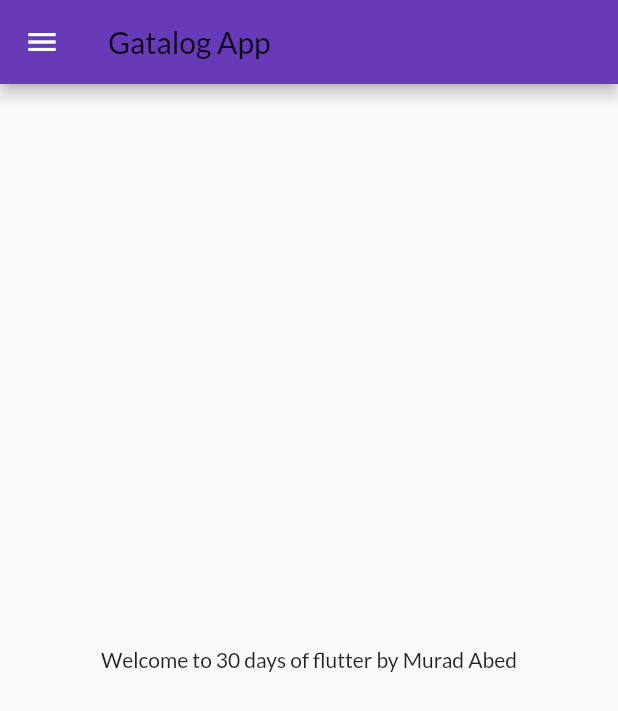
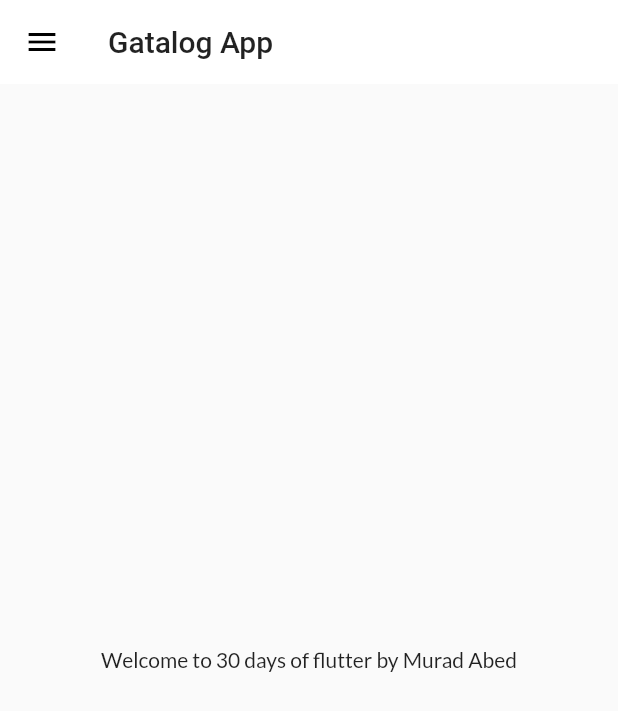
Before and after one commit to MuradAbed1000/MasterFlutter, a Flutter app: the screen it shows after launch, on a phone screen of 412 x 824 dp. Shown: the top 711 px of the screen. Run offline on Flutter 3.47's test engine with Material 2 defaults, Android fonts, the phone set to English and light mode, and no system bars; our stand-ins replace google_fonts.

Commit message:
day-8 completed

```diff
--- a/master/lib/main.dart
+++ b/master/lib/main.dart
@@ -1,9 +1,8 @@
 import 'package:flutter/material.dart';
 import 'package:master/pages/login_page.dart';
 import 'package:master/pages/utils/routes.dart';
+import 'package:master/widgets/themes.dart';
 import './pages/home_page.dart';
-import 'package:google_fonts/google_fonts.dart';
-
 void main() {
   runApp(MyApp());
 }
@@ -15,16 +14,9 @@ class MyApp extends StatelessWidget {
   Widget build(BuildContext context) {
     return MaterialApp(
       themeMode: ThemeMode.light,
-      theme: ThemeData(
-        primarySwatch: Colors.deepPurple,//change App bar color
-        // brightness: Brightness.light,
-        fontFamily: GoogleFonts.lato().fontFamily,
-         primaryTextTheme: GoogleFonts.latoTextTheme(),
-      ),
-      darkTheme: ThemeData(
-         brightness: Brightness.dark,
-        //primarySwatch: Colors.red,//not work in darkchange App bar color
-      ),
+      theme: MyThemes.lightTheme(context),
+      darkTheme: MyThemes.darkTheme(context),
+      debugShowCheckedModeBanner: false,
       initialRoute: MyRoutes.homeRoute,
       routes: {
         "/":(context)=>LoginPage(),
@@ -33,4 +25,6 @@ class MyApp extends StatelessWidget {
       },
     );
   }
+
+
 }
--- /dev/null
+++ b/master/lib/widgets/themes.dart
@@ -0,0 +1,17 @@
+import 'package:flutter/material.dart';
+import 'package:google_fonts/google_fonts.dart';
+
+class MyThemes {
+  static ThemeData lightTheme(BuildContext context) => ThemeData(
+      primarySwatch: Colors.deepPurple, //change App bar color
+      // brightness: Brightness.light,
+      fontFamily: GoogleFonts.lato().fontFamily,
+      //  primaryTextTheme: GoogleFonts.latoTextTheme(),
+      appBarTheme: AppBarTheme(
+          color: Colors.white,
+          elevation: 0.0,
+          iconTheme: IconThemeData(color: Colors.black),
+          textTheme: Theme.of(context).textTheme));
+  static ThemeData darkTheme(BuildContext context) =>
+      ThemeData(brightness: Brightness.dark);
+}
```
Also changed, not shown: master/lib/models/catalog.dart (added, +15 -0 lines).
